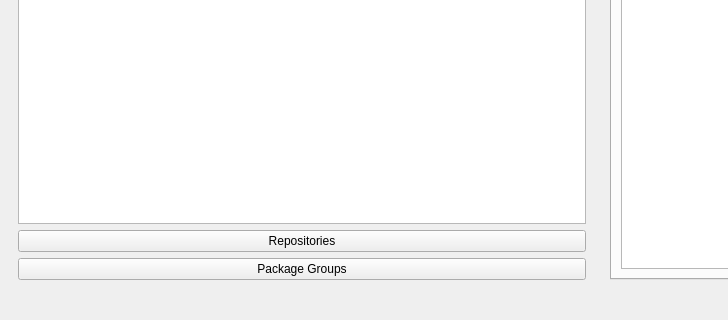
The window that trunk/ui/MainWindow.ui (drf/shaman1) describes before a commit, drawn with Qt 5; both pictures show x 0 to 728 and y 402 to 722 of the 1195 by 722 pixel window.
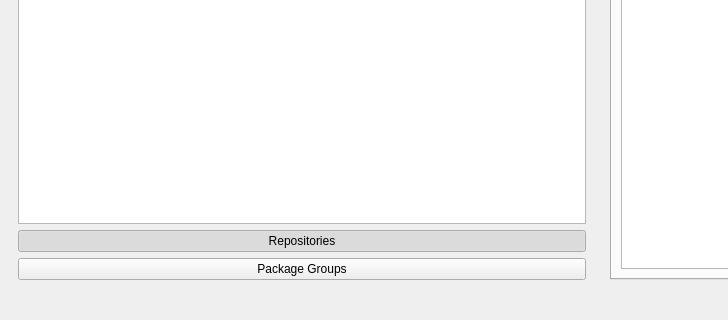
The same window after the commit. Icons and pictures are not drawn.

The edit to the form file:
```diff
--- a/trunk/ui/MainWindow.ui
+++ b/trunk/ui/MainWindow.ui
@@ -205,6 +205,12 @@
             <property name="icon" >
              <iconset resource="qtpacman.qrc" >:/Icons/icons/network-server-database.png</iconset>
             </property>
+            <property name="checkable" >
+             <bool>true</bool>
+            </property>
+            <property name="checked" >
+             <bool>true</bool>
+            </property>
            </widget>
           </item>
           <item>
```
Left out of the diff: 3 changed lines with no effect on the pictures.
